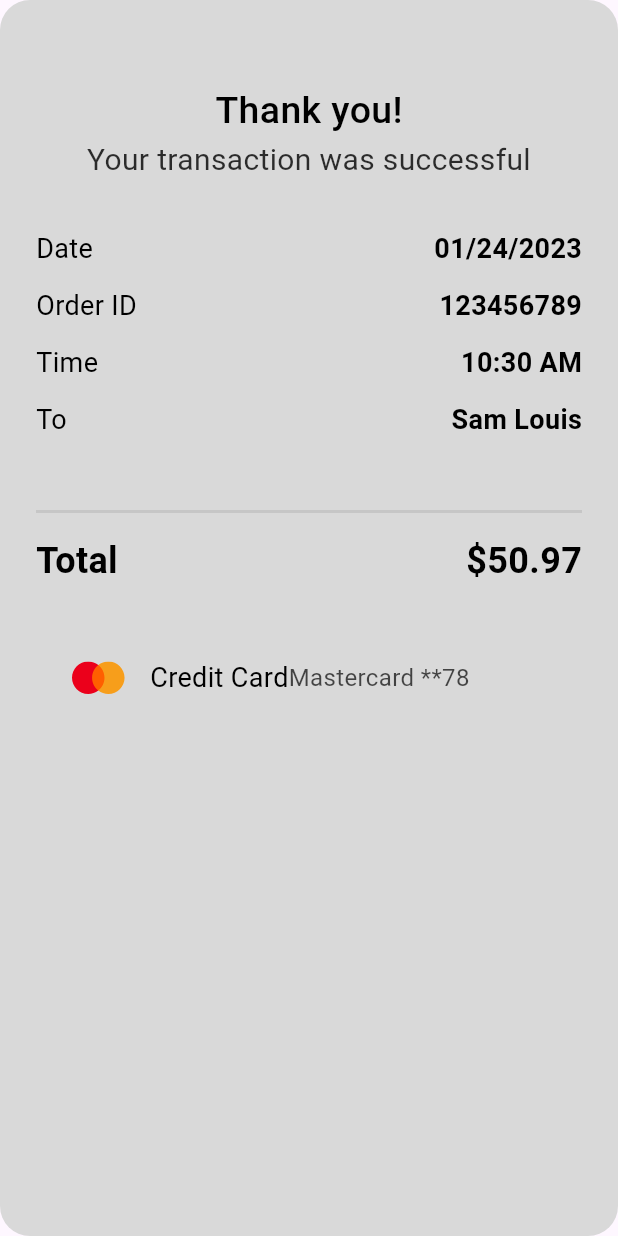
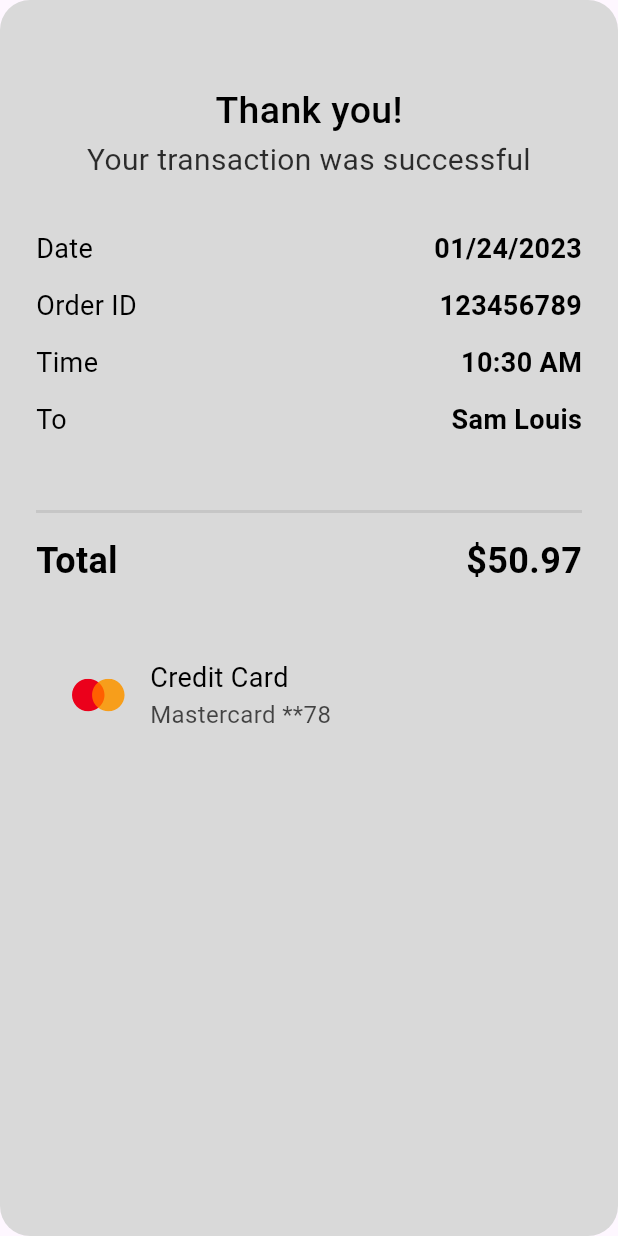
Before and after one commit to MahmoudYasserElbanna/flutter_add_payment_tutorial, a Flutter app: the CustomCheckOutCard widget shown alone on an empty page, opened directly, on a phone screen of 412 x 824 dp. Run offline on Flutter 3.47's test engine with Material 3 defaults, Android fonts, the phone set to English and light mode, and no system bars; our stand-ins replace flutter_credit_card, flutter_svg.

Commit message:
refactor code

```diff
--- a/lib/features/checkout/presentation/views/widgets/custom_check_out_card.dart
+++ b/lib/features/checkout/presentation/views/widgets/custom_check_out_card.dart
@@ -3,6 +3,7 @@ import 'package:flutter/widgets.dart';
 import 'package:flutter_svg/svg.dart';
 import 'package:payment_app/core/utils/styles.dart';
 import 'package:payment_app/features/checkout/presentation/views/widgets/check_out_info.dart';
+import 'package:payment_app/features/checkout/presentation/views/widgets/payment_info.dart';
 import 'package:payment_app/features/checkout/presentation/views/widgets/total_price.dart';
 
 class CustomCheckOutCard extends StatelessWidget {
@@ -50,33 +51,7 @@ class CustomCheckOutCard extends StatelessWidget {
               finalPrice: r'$50.97',
             ),
             const SizedBox(height: 32),
-            Container(
-              width: double.infinity,
-              padding: const EdgeInsets.symmetric(horizontal: 24, vertical: 16),
-              decoration: ShapeDecoration(
-                shape: RoundedRectangleBorder(
-                  borderRadius: BorderRadius.circular(15),
-                ),
-              ),
-              child: Row(
-                children: [
-                  SvgPicture.asset('assets/images/logo.svg'),
-                  const SizedBox(width: 16),
-                  const Text.rich(
-                    TextSpan(
-                      text: 'Credit Card',
-                      style: Styles.style18,
-                    ),
-                  ),
-                  Text.rich(
-                    TextSpan(
-                      text: 'Mastercard **78',
-                      style: Styles.style16,
-                    ),
-                  ),
-                ],
-              ),
-            )
+            const PaymentInfo()
           ],
         ),
       ),
--- /dev/null
+++ b/lib/features/checkout/presentation/views/widgets/payment_info.dart
@@ -0,0 +1,42 @@
+import 'package:flutter/material.dart';
+import 'package:flutter_svg/flutter_svg.dart';
+import 'package:payment_app/core/utils/styles.dart';
+
+class PaymentInfo extends StatelessWidget {
+  const PaymentInfo({
+    super.key,
+  });
+
+  @override
+  Widget build(BuildContext context) {
+    return Container(
+      width: double.infinity,
+      padding: const EdgeInsets.symmetric(horizontal: 24, vertical: 16),
+      decoration: ShapeDecoration(
+        shape: RoundedRectangleBorder(
+          borderRadius: BorderRadius.circular(15),
+        ),
+      ),
+      child: Row(
+        children: [
+          SvgPicture.asset('assets/images/logo.svg'),
+          const SizedBox(width: 16),
+          Text.rich(
+            TextSpan(
+              children: [
+                const TextSpan(
+                  text: 'Credit Card\n',
+                  style: Styles.style18,
+                ),
+                TextSpan(
+                  text: 'Mastercard **78',
+                  style: Styles.style16,
+                ),
+              ],
+            ),
+          ),
+        ],
+      ),
+    );
+  }
+}
```
Also changed, not shown: assets/images/SVGRepo_iconCarrier.png (added).
